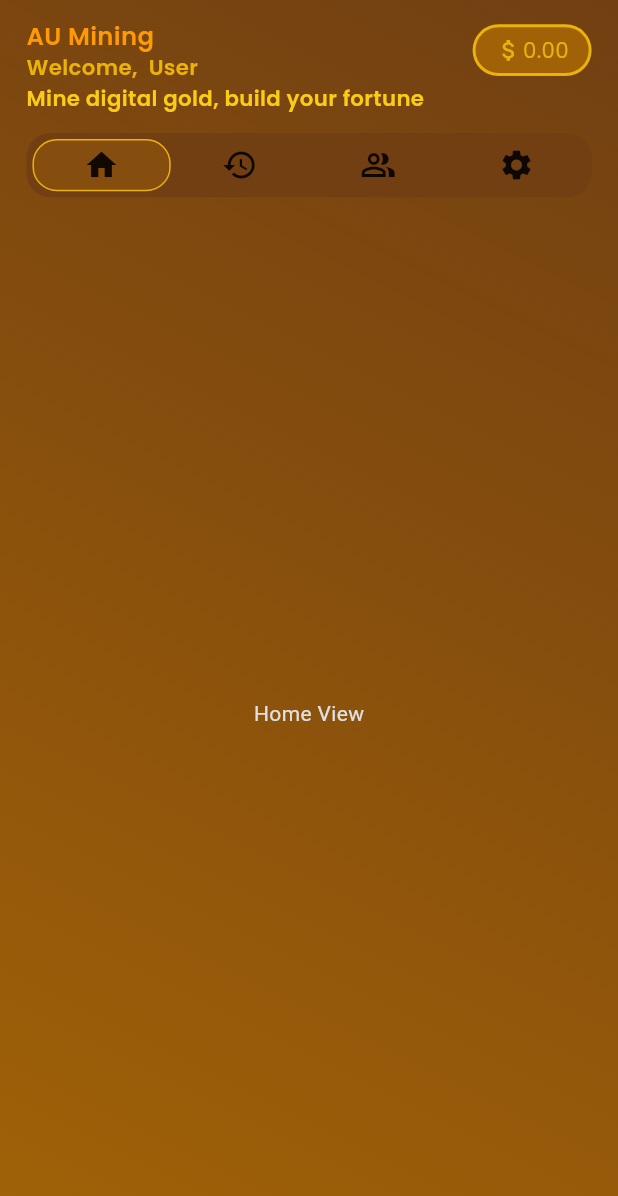
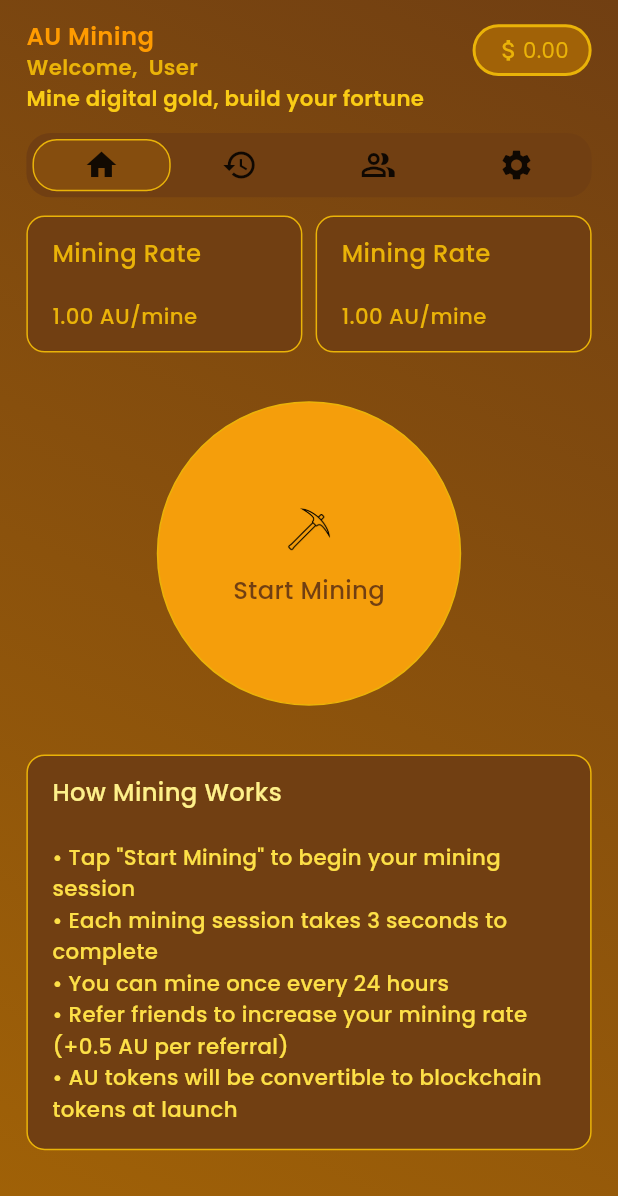
Before and after one commit to talhamehtab2014/mining_app, a Flutter app: the screen it shows after launch, after a tap on "Sign Up", after a tap on "Sign Up with email", on a phone screen of 412 x 824 dp. Shown: the top 1196 px of the screen. Run offline on Flutter 3.47's test engine with Material 3 defaults, Android fonts, the phone set to English and light mode, and no system bars; our stand-ins replace auto_size_text, connectivity_plus, dio, firebase_core, flutter_screenutil, font_awesome_flutter and 7 more; accounts and stored records are empty; generated files the repository leaves out were written again.

Commit message:
feat: enhance home view with new UI components and animation

```diff
--- /dev/null
+++ b/lib/src/presentation/common_widgets/shake_scale_animation_widget.dart
@@ -0,0 +1,168 @@
+import 'dart:async';
+import 'dart:math' as math;
+import 'package:flutter/material.dart';
+
+class SeesawZoom extends StatefulWidget {
+  const SeesawZoom({
+    super.key,
+    required this.child,
+
+    // Motion look & feel
+    this.maxDegrees = 10,                    // peak tilt (each side)
+    this.minScale = 0.98,                    // zoom range
+    this.maxScale = 1.06,
+    this.period = const Duration(milliseconds: 1400), // full swing L->R->L
+
+    // Run control
+    this.runFor = const Duration(seconds: 3),         // how long to animate
+    this.settleDuration = const Duration(milliseconds: 280), // ease back to rest
+    this.autoStart = true,                    // start when built
+    this.startOnTap = false,                  // start when tapped (in addition)
+
+    // Pivot point of rotation
+    this.anchor = Alignment.center,           // try Alignment.bottomCenter
+    this.onStart,
+    this.onStop,
+  });
+
+  final Widget child;
+
+  // Look & feel
+  final double maxDegrees;
+  final double minScale;
+  final double maxScale;
+  final Duration period;
+
+  // Run behavior
+  final Duration runFor;
+  final Duration settleDuration;
+  final bool autoStart;
+  final bool startOnTap;
+
+  // Pivot
+  final Alignment anchor;
+
+  // Callbacks
+  final VoidCallback? onStart;
+  final VoidCallback? onStop;
+
+  @override
+  State<SeesawZoom> createState() => SeesawZoomState();
+}
+
+class SeesawZoomState extends State<SeesawZoom> with TickerProviderStateMixin {
+  late final AnimationController _motion; // repeats during active run
+  late final AnimationController _settle; // tween back to rest on stop
+
+  Timer? _stopTimer;
+  bool _running = false;
+
+  // Capture where we stopped so we can tween back to neutral
+  double _lastAngle = 0.0;
+  double _lastScale = 1.0;
+
+  @override
+  void initState() {
+    super.initState();
+    _motion = AnimationController(vsync: this, duration: widget.period);
+    _settle = AnimationController(vsync: this, duration: widget.settleDuration);
+
+    if (widget.autoStart) {
+      WidgetsBinding.instance.addPostFrameCallback((_) => start());
+    }
+  }
+
+  @override
+  void dispose() {
+    _stopTimer?.cancel();
+    _motion.dispose();
+    _settle.dispose();
+    super.dispose();
+  }
+
+  /// Public method you can call with a GlobalKey<SeesawZoomState>()
+  void start() {
+    if (_running) return; // ignore if already running
+    _running = true;
+    widget.onStart?.call();
+    _settle.stop();
+    _motion
+      ..reset()
+      ..repeat(); // 0..1 loop
+
+    _stopTimer?.cancel();
+    _stopTimer = Timer(widget.runFor, () {
+      // capture current transforms
+      final t = _motion.value; // 0..1 phase
+      _lastAngle = _angleAt(t);
+      _lastScale = _scaleAt(t);
+
+      _motion.stop();
+      _running = false;
+
+      _settle
+        ..reset()
+        ..forward().whenComplete(() {
+          widget.onStop?.call();
+        });
+    });
+  }
+
+  double _angleAt(double t) {
+    // smooth continuous seesaw: -max..+max using sine
+    final maxRad = widget.maxDegrees * math.pi / 180.0;
+    return math.sin(2 * math.pi * t) * maxRad;
+  }
+
+  double _scaleAt(double t) {
+    // oscillate between minScale and maxScale in sync with tilt
+    final s = (math.sin(2 * math.pi * t) + 1) / 2; // 0..1
+    return _lerp(widget.minScale, widget.maxScale, s);
+  }
+
+  double _lerp(double a, double b, double t) => a + (b - a) * t;
+
+  @override
+  Widget build(BuildContext context) {
+    Widget content = AnimatedBuilder(
+      animation: Listenable.merge([_motion, _settle]),
+      builder: (_, child) {
+        double angle, scale;
+
+        if (_running) {
+          final t = _motion.value;
+          angle = _angleAt(t);
+          scale = _scaleAt(t);
+        } else if (_settle.isAnimating) {
+          // tween from last -> neutral
+          final u = _settle.value; // 0..1
+          angle = _lerp(_lastAngle, 0.0, u);
+          scale = _lerp(_lastScale, 1.0, u);
+        } else {
+          angle = 0.0;
+          scale = 1.0;
+        }
+
+        return Transform.rotate(
+          angle: angle,
+          alignment: widget.anchor,
+          child: Transform.scale(
+            scale: scale,
+            child: child,
+          ),
+        );
+      },
+      child: widget.child,
+    );
+
+    if (widget.startOnTap) {
+      content = GestureDetector(
+        behavior: HitTestBehavior.translucent,
+        onTap: start,
+        child: content,
+      );
+    }
+
+    return content;
+  }
+}
--- a/lib/src/presentation/post_login/home/home.dart
+++ b/lib/src/presentation/post_login/home/home.dart
@@ -1,5 +1,9 @@
 import 'package:flutter/material.dart';
+import 'package:flutter_screenutil/flutter_screenutil.dart';
 import 'package:get/get.dart';
+import 'package:mining_application/src/core/resource/r.dart';
+import 'package:mining_application/src/presentation/common_widgets/common_label_text_widget.dart';
+import 'package:mining_application/src/presentation/common_widgets/shake_scale_animation_widget.dart';
 import 'package:mining_application/src/presentation/post_login/home/home_view_model.dart';
 
 class HomeView extends GetView<HomeViewModel> {
@@ -11,7 +15,140 @@ class HomeView extends GetView<HomeViewModel> {
   Widget build(BuildContext context) {
     return Scaffold(
       backgroundColor: Colors.transparent,
-      body: Center(child: Text("Home View")),
+      body: SingleChildScrollView(
+        child: Column(
+          children: [
+            Row(
+              children: [
+                Expanded(
+                  child: homeTopHeaderCard('Mining Rate', '1.00 AU/mine'),
+                ),
+                8.horizontalSpace,
+                Expanded(
+                  child: homeTopHeaderCard('Mining Rate', '1.00 AU/mine'),
+                ),
+              ],
+            ),
+
+            32.verticalSpace,
+
+            SeesawZoom(
+              runFor: const Duration(seconds: 10),
+              period: const Duration(milliseconds: 1200),
+              maxDegrees: 12,
+              minScale: 0.92,
+              maxScale: 1.0,
+              autoStart: false,
+              startOnTap: true,
+              onStart: () {
+                print("onstart");
+              },
+              onStop: () {
+                print("onend");
+              },
+              child: Container(
+                height: 200.h,
+                alignment: Alignment.center,
+                padding: EdgeInsets.all(16.sp),
+                decoration: BoxDecoration(
+                  color: R.palette.amber500,
+                  border: Border.all(color: R.palette.yellow500),
+                  shape: BoxShape.circle,
+                ),
+                child: Column(
+                  mainAxisSize: MainAxisSize.min,
+                  children: [
+                    Image.asset(
+                      'assets/images/ic_pickaxe.png',
+                      height: 32,
+                      width: 32,
+                    ),
+                    16.verticalSpace,
+                    CommonLabelTextWidget(
+                      text: 'Start Mining',
+                      fontWeight: FontWeight.w500,
+                      fontSize: 16.sp,
+                      textColor: R.palette.yellow900,
+                    ),
+                  ],
+                ),
+              ),
+            ),
+
+            32.verticalSpace,
+
+            homeBottomInfoCard('How Mining Works', '''
+• Tap "Start Mining" to begin your mining session
+• Each mining session takes 3 seconds to complete
+• You can mine once every 24 hours
+• Refer friends to increase your mining rate (+0.5 AU per referral)
+• AU tokens will be convertible to blockchain tokens at launch
+          '''),
+          ],
+        ),
+      ),
+    );
+  }
+
+  Widget homeTopHeaderCard(String title, String value) {
+    return Container(
+      height: 90.h,
+      padding: EdgeInsets.all(16.sp),
+      decoration: BoxDecoration(
+        color: R.palette.yellow900,
+        borderRadius: BorderRadius.circular(12.r),
+        border: Border.all(color: R.palette.yellow500),
+      ),
+      child: Column(
+        crossAxisAlignment: CrossAxisAlignment.start,
+        children: [
+          CommonLabelTextWidget(
+            text: title,
+            fontWeight: FontWeight.w500,
+            fontSize: 16.sp,
+            textColor: R.palette.yellow500,
+          ),
+          Spacer(),
+          CommonLabelTextWidget(
+            text: value,
+            fontWeight: FontWeight.w500,
+            fontSize: 14.sp,
+            textColor: R.palette.yellow500,
+          ),
+        ],
+      ),
+    );
+  }
+
+  Widget homeBottomInfoCard(String title, String value) {
+    return Container(
+      padding: EdgeInsets.all(16.sp),
+      decoration: BoxDecoration(
+        color: R.palette.yellow900,
+        borderRadius: BorderRadius.circular(12.r),
+        border: Border.all(color: R.palette.yellow500),
+      ),
+      child: Column(
+        mainAxisSize: MainAxisSize.min,
+        crossAxisAlignment: CrossAxisAlignment.start,
+        children: [
+          CommonLabelTextWidget(
+            text: title,
+            fontWeight: FontWeight.w500,
+            fontSize: 16.sp,
+            textColor: R.palette.yellow200,
+          ),
+          24.verticalSpace,
+          CommonLabelTextWidget(
+            text: value,
+            fontWeight: FontWeight.w500,
+            fontSize: 14.sp,
+            textColor: R.palette.yellow300,
+            maxLines: 9,
+            textHeight: 1.5,
+          ),
+        ],
+      ),
     );
   }
 }
```
Also changed, not shown: pubspec.yaml (+3 -4 lines), assets/images/ic_pickaxe.png (added).
